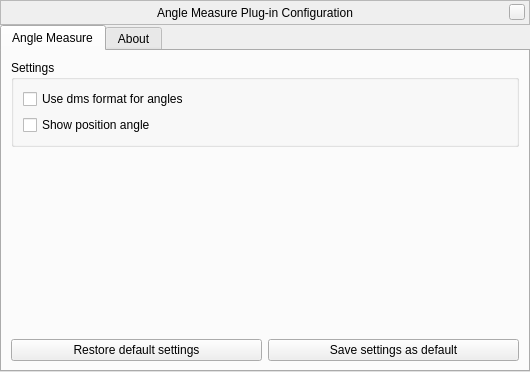
First picture: the form in plugins/AngleMeasure/src/gui/angleMeasureDialog.ui, repository 519984307/stellarium_src, before the edit.
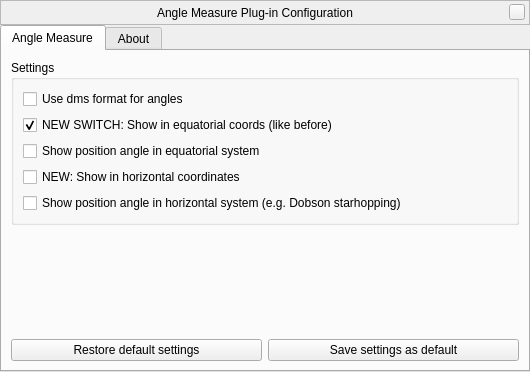
Second picture: the form after the edit. Custom widgets are drawn as their Qt base class.

Commit message: additional, optional horizontal mode for AngleMeasure plugin. first solution as resting horizontal coordinates. Looks a bit weird, useful?

What changed in the file:
```diff
--- a/plugins/AngleMeasure/src/gui/angleMeasureDialog.ui
+++ b/plugins/AngleMeasure/src/gui/angleMeasureDialog.ui
@@ -161,10 +161,34 @@
             </property>
            </widget>
           </item>
+          <item>
+           <widget class="QCheckBox" name="showEquatorialCheckBox">
+            <property name="text">
+             <string>NEW SWITCH: Show in equatorial coords (like before)</string>
+            </property>
+            <property name="checked">
+             <bool>true</bool>
+            </property>
+           </widget>
+          </item>
           <item>
            <widget class="QCheckBox" name="showPositionAngleCheckBox">
             <property name="text">
-             <string>Show position angle</string>
+             <string>Show position angle in equatorial system</string>
+            </property>
+           </widget>
+          </item>
+          <item>
+           <widget class="QCheckBox" name="showHorizontalCheckBox">
+            <property name="text">
+             <string>NEW: Show in horizontal coordinates</string>
+            </property>
+           </widget>
+          </item>
+          <item>
+           <widget class="QCheckBox" name="showPositionAngleHorizontalCheckBox">
+            <property name="text">
+             <string>Show position angle in horizontal system (e.g. Dobson starhopping)</string>
             </property>
            </widget>
           </item>
```
The commit also changes 5 other files.
